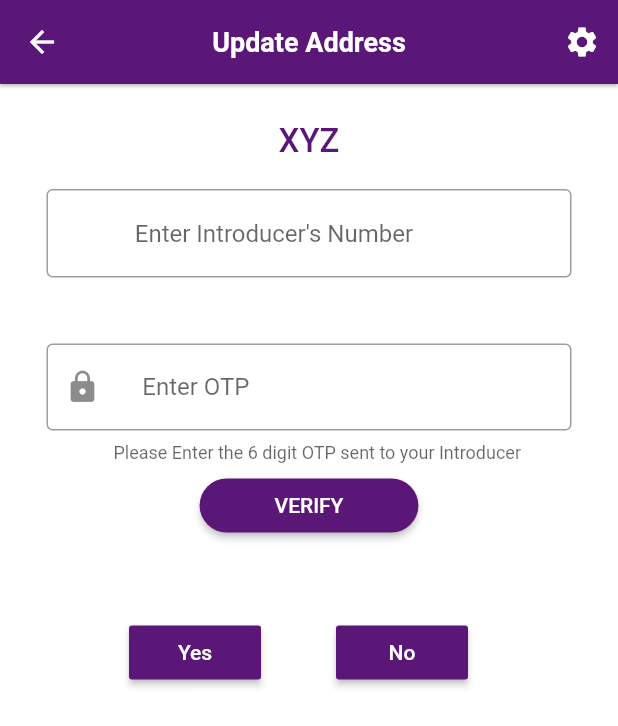
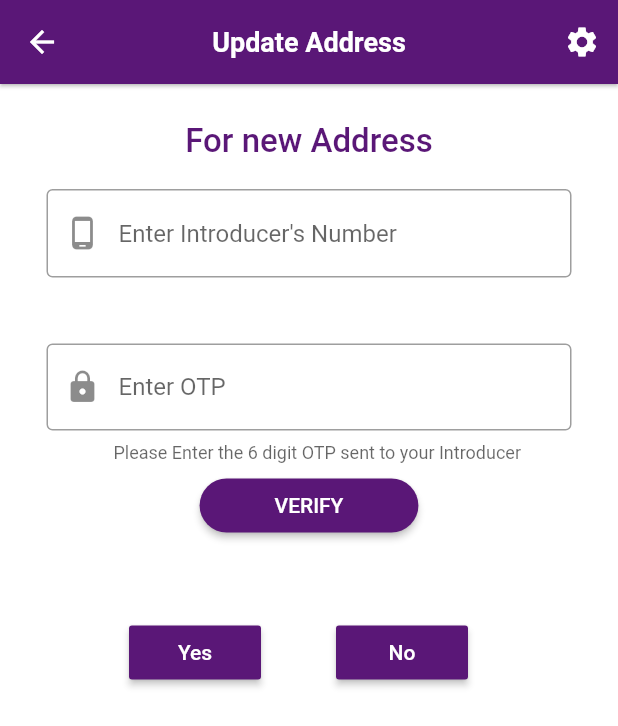
Before and after one commit to uidaitc/Team-Unscript-the-Hack-, a Flutter app: the verifyScreen screen opened directly, after a tap on "VERIFY", on a phone screen of 412 x 824 dp. Shown: the top 726 px of the screen. Run offline on Flutter 3.47's test engine with Material 2 defaults, Android fonts, the phone set to English and light mode, and no system bars; our stand-ins replace awesome_notifications, cloud_firestore, firebase_core, firebase_storage, flutter_local_notifications, fluttertoast; accounts and stored records are empty; network calls fail.

Commit message:
Connecting Pages

```diff
--- a/aadhaar_address_update/lib/screens/homescreen.dart
+++ b/aadhaar_address_update/lib/screens/homescreen.dart
@@ -3,6 +3,7 @@ import 'package:aadhaar_address_update/config/theme.dart';
 import 'package:aadhaar_address_update/main.dart';
 import 'package:aadhaar_address_update/screens/dispute.dart';
 import 'package:aadhaar_address_update/screens/homescreen/updatescreen.dart';
+import 'package:aadhaar_address_update/screens/verifyScreen.dart';
 import 'package:aadhaar_address_update/widgets/toast.dart';
 import 'package:cloud_firestore/cloud_firestore.dart';
 import 'package:flutter/material.dart';
@@ -32,15 +33,7 @@ class _homeScreenState extends State<homeScreen> {
             centerTitle: true,
             title: Text("Dashboard",
                 style: TextStyle(fontWeight: FontWeight.bold, fontSize: 18)),
-            // leading: IconButton(
-            //   icon: Icon(
-            //     Icons.arrow_back,
-            //     color: Colors.white,
-            //   ),
-            //   onPressed: () {
-            //     Navigator.pop(context);
-            //   },
-            // ),
+            automaticallyImplyLeading: false,
             actions: [
               IconButton(
                 icon: Icon(
@@ -48,8 +41,7 @@ class _homeScreenState extends State<homeScreen> {
                   color: Colors.white,
                 ),
                 onPressed: () {
-                  writeData("{'naya':line}");
-                  printLogs();
+                  //logout
                   // Navigator.of(context).push(MaterialPageRoute(
                   //     builder: (BuildContext context) => SettingsPage()));
                 },
@@ -203,7 +195,7 @@ class _homeScreenState extends State<homeScreen> {
                           Navigator.push(
                               context,
                               MaterialPageRoute(
-                                  builder: (context) => UpdatePage()));
+                                  builder: (context) => verifyScreen()));
                         },
                         color: Palette.shade1,
                         padding: EdgeInsets.symmetric(horizontal: 50),
--- a/aadhaar_address_update/lib/screens/login.dart
+++ b/aadhaar_address_update/lib/screens/login.dart
@@ -106,6 +106,11 @@ class _loginScreenState extends State<loginScreen> {
                     onChanged: (text) {
                       if (validatePhoneNo(text)) {
                         setState(() {
+                          phone = Icon(
+                            Icons.check_circle_outline,
+                            color: Palette.success,
+                            size: 32,
+                          );
                           validated = true;
                         });
                       }
--- a/aadhaar_address_update/lib/screens/verifyScreen.dart
+++ b/aadhaar_address_update/lib/screens/verifyScreen.dart
@@ -3,7 +3,7 @@ import 'package:flutter/material.dart';
 import 'package:intl/intl.dart';
 
 class verifyScreen extends StatefulWidget {
-  const verifyScreen({ Key? key }) : super(key: key);
+  const verifyScreen({Key? key}) : super(key: key);
 
   @override
   _verifyScreenState createState() => _verifyScreenState();
@@ -20,14 +20,8 @@ class _verifyScreenState extends State<verifyScreen> {
           backgroundColor: Theme.of(context).scaffoldBackgroundColor,
           centerTitle: true,
           title: Text("Update Address",
-         style: TextStyle(fontWeight: FontWeight.bold ,fontSize: 18)),
-        leading: IconButton(
-          icon: Icon(
-            Icons.arrow_back,
-            color: Colors.white,
-          ),
-          onPressed: () { },
-        ),
+              style: TextStyle(fontWeight: FontWeight.bold, fontSize: 18)),
+          automaticallyImplyLeading: true,
           actions: [
             IconButton(
               icon: Icon(
@@ -39,64 +33,57 @@ class _verifyScreenState extends State<verifyScreen> {
                 //     builder: (BuildContext context) => SettingsPage()));
               },
             ),
-        ]
-         ),
-
+          ]),
       body: Container(
         color: Palette.white,
         padding: EdgeInsets.only(left: 16, top: 25, right: 16),
         child: Column(
           children: [
-               Text("XYZ",style: TextStyle(
+            Text("For new Address",
+                style: TextStyle(
                     color: Palette.shade1,
                     fontSize: 22,
                     fontWeight: FontWeight.w500)),
-              SizedBox(height: 15,width: 15),
+            SizedBox(height: 15, width: 15),
             Padding(
-                padding: const EdgeInsets.fromLTRB(15,4,15,4),
+              padding: const EdgeInsets.fromLTRB(15, 4, 15, 4),
               child: Container(
                 height: 80,
                 child: TextField(
-                    style: TextStyle(
-                      color: Palette.shade2
-                    ),
+                  style: TextStyle(color: Palette.shade2),
                   cursorColor: Palette.shade1,
                   keyboardType: TextInputType.text,
+                  textAlign: TextAlign.left,
                   decoration: InputDecoration(
-                    border: OutlineInputBorder(borderSide: BorderSide(color: Palette.text)),
-                    prefixText: '+91',
-
-                        hintText: "     Enter Introducer's Number",
+                      prefixIcon: Icon(Icons.phone_android_outlined),
+                      border: OutlineInputBorder(
+                          borderSide: BorderSide(color: Palette.text)),
+                      // prefixText: '+91',
+                      hintText: "Enter Introducer's Number",
                       fillColor: Palette.shade3),
-
-
-
                 ),
               ),
             ),
             SizedBox(height: 15, width: 15),
             Center(
               child: Padding(
-                  padding: const EdgeInsets.fromLTRB(15,4,15,4),
+                padding: const EdgeInsets.fromLTRB(15, 4, 15, 4),
                 child: Container(
                   height: 80,
                   child: TextField(
-                      style: TextStyle(
-                        color: Palette.shade2
-                      ),
+                    textAlign: TextAlign.left,
+                    style: TextStyle(color: Palette.shade2),
                     cursorColor: Palette.shade1,
                     keyboardType: TextInputType.text,
                     decoration: InputDecoration(
-                      border: OutlineInputBorder(borderSide: BorderSide(color: Palette.text)),
-                      helperText: '           Please Enter the 6 digit OTP sent to your Introducer',
+                        alignLabelWithHint: true,
+                        border: OutlineInputBorder(
+                            borderSide: BorderSide(color: Palette.text)),
+                        helperText:
+                            '           Please Enter the 6 digit OTP sent to your Introducer',
                         prefixIcon: Icon(Icons.lock),
-
-
-                          hintText: "    Enter OTP",
+                        hintText: "Enter OTP",
                         fillColor: Palette.shade3),
-
-
-
                   ),
                 ),
               ),
@@ -105,7 +92,6 @@ class _verifyScreenState extends State<verifyScreen> {
               child: RaisedButton(
                 onPressed: () {
                   setState(() {
-
                     address = getAddress(isVerified);
                   });
                 },
@@ -113,74 +99,58 @@ class _verifyScreenState extends State<verifyScreen> {
                 padding: EdgeInsets.symmetric(horizontal: 50),
                 elevation: 2,
                 shape: RoundedRectangleBorder(
-
                     borderRadius: BorderRadius.circular(20)),
                 child: Text(
                   "Verify".toUpperCase(),
                   style: TextStyle(fontSize: 14, color: Colors.white),
                 ),
               ),
-
             ),
             SizedBox(height: 50),
 
             //add fetching data function here
             address,
-
-
-
-
           ],
-
-
         ),
-
-
       ),
-
-
-
-
     );
   }
-  Widget getAddress(bool isVerified){
-    if (isVerified){
+
+  Widget getAddress(bool isVerified) {
+    if (isVerified) {
       return Container(
         child: Center(
-                 child: Container(child: Center(
+          child: Container(
             child: Center(
-
+              child: Center(
                 child: Row(
                   children: [
                     SizedBox(width: 70),
-                         RaisedButton(onPressed: (){},
+                    RaisedButton(
+                      onPressed: () {},
                       color: Palette.shade1,
-
-
-
-            child: Text('Yes'),textColor: Palette.white,),
+                      child: Text('Yes'),
+                      textColor: Palette.white,
+                    ),
                     SizedBox(width: 50),
-
-             RaisedButton(onPressed: (){},
+                    RaisedButton(
+                      onPressed: () {},
                       color: Palette.shade1,
-             padding: const EdgeInsets.fromLTRB(15,4,15,4),
-
-
-
-            child: Text('No'),textColor: Palette.white,),
-
-
+                      padding: const EdgeInsets.fromLTRB(15, 4, 15, 4),
+                      child: Text('No'),
+                      textColor: Palette.white,
+                    ),
                   ],
                 ),
               ),
-                 ),),
+            ),
+          ),
         ),
       );
-
     }
     return CircularProgressIndicator(color: Palette.text);
+  }
 
-  }
   calculateAge(DateTime birthDate) {
     DateTime currentDate = DateTime.now();
     int age = currentDate.year - birthDate.year;
@@ -197,6 +167,4 @@ class _verifyScreenState extends State<verifyScreen> {
     }
     return age;
   }
-
-
 }
--- a/aadhaar_address_update/pubspec.yaml
+++ b/aadhaar_address_update/pubspec.yaml
@@ -34,7 +34,7 @@ dependencies:
   xml: ^5.3.1
   firebase_storage: ^10.0.6
   path_provider: ^2.0.6
-  intl: ^0.16.1
+  # intl: ^0.16.1
   flutter_cupertino_date_picker: ^0.8.0
   fluttertoast: ^8.0.8
 
```
Also changed, not shown: aadhaar_address_update/pubspec.lock. Lines whose indentation alone changed are shown as unchanged.
